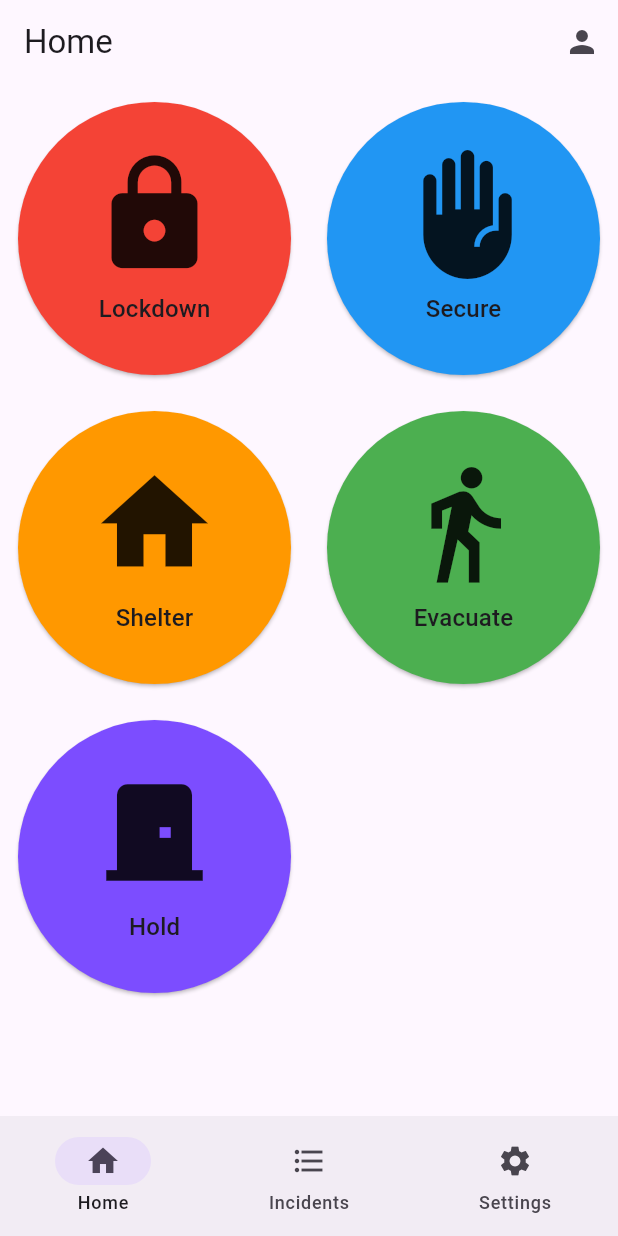
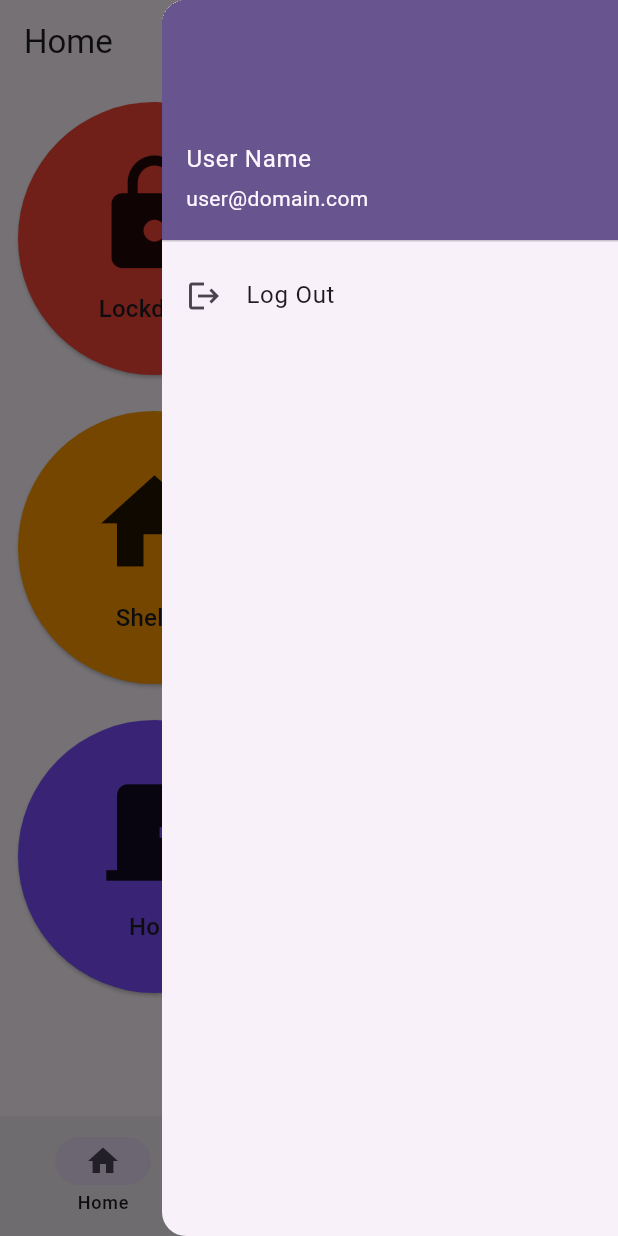
Before and after one commit to ethanharstad/alert, a Flutter app: the screen it shows once a user with an empty profile is signed in, after a tap on the "person" icon, on a phone screen of 412 x 824 dp. Run offline on Flutter 3.47's test engine with Material 3 defaults, Android fonts, the phone set to English and light mode, and no system bars; our stand-ins replace firebase_auth, firebase_core, flutter_bloc, formz, freezed_annotation, go_router; accounts and stored records are empty.

Commit message:
Mockup drawer

```diff
--- /dev/null
+++ b/lib/widgets/app_drawer.dart
@@ -0,0 +1,26 @@
+import 'package:alert/blocs/app_bloc.dart';
+import 'package:flutter/material.dart';
+import 'package:flutter_bloc/flutter_bloc.dart';
+
+class AppDrawer extends StatelessWidget {
+  const AppDrawer({super.key});
+
+  @override
+  Widget build(BuildContext context) {
+    return Drawer(
+      child: ListView(
+        children: [
+          UserAccountsDrawerHeader(
+            accountName: Text('User Name'),
+            accountEmail: Text('user@domain.com'),
+          ),
+          ListTile(
+            leading: const Icon(Icons.logout),
+            title: const Text('Log Out'),
+            onTap: () => context.read<AppBloc>().add(const LogOutPressed()),
+          ),
+        ],
+      ),
+    );
+  }
+}
--- a/lib/widgets/app_scaffold.dart
+++ b/lib/widgets/app_scaffold.dart
@@ -1,4 +1,5 @@
 import 'package:alert/blocs/app_bloc.dart';
+import 'package:alert/widgets/app_drawer.dart';
 import 'package:flutter/material.dart';
 import 'package:flutter_bloc/flutter_bloc.dart';
 
@@ -18,14 +19,19 @@ class AppScaffold extends StatelessWidget {
       appBar: AppBar(
         title: Text(title),
         actions: [
-          IconButton(
-            onPressed: () {
-              context.read<AppBloc>().add(const LogOutPressed());
-            },
-            icon: const Icon(Icons.person_sharp),
+          Builder(
+            builder: (context) {
+              return IconButton(
+                onPressed: () {
+                  Scaffold.of(context).openEndDrawer();
+                },
+                icon: const Icon(Icons.person_sharp),
+              );
+            }
           )
         ],
       ),
+      endDrawer: const AppDrawer(),
       body: Padding(
         padding: const EdgeInsets.all(8.0),
         child: body,
--- a/pubspec.yaml
+++ b/pubspec.yaml
@@ -42,6 +42,7 @@ dependencies:
   formz: ^0.7.0
   freezed_annotation: ^2.4.4
   json_annotation: ^4.9.0
+  cloud_firestore: ^5.4.0
 
 dev_dependencies:
   flutter_test:
```
Also changed, not shown: pubspec.lock, 3 other files.
